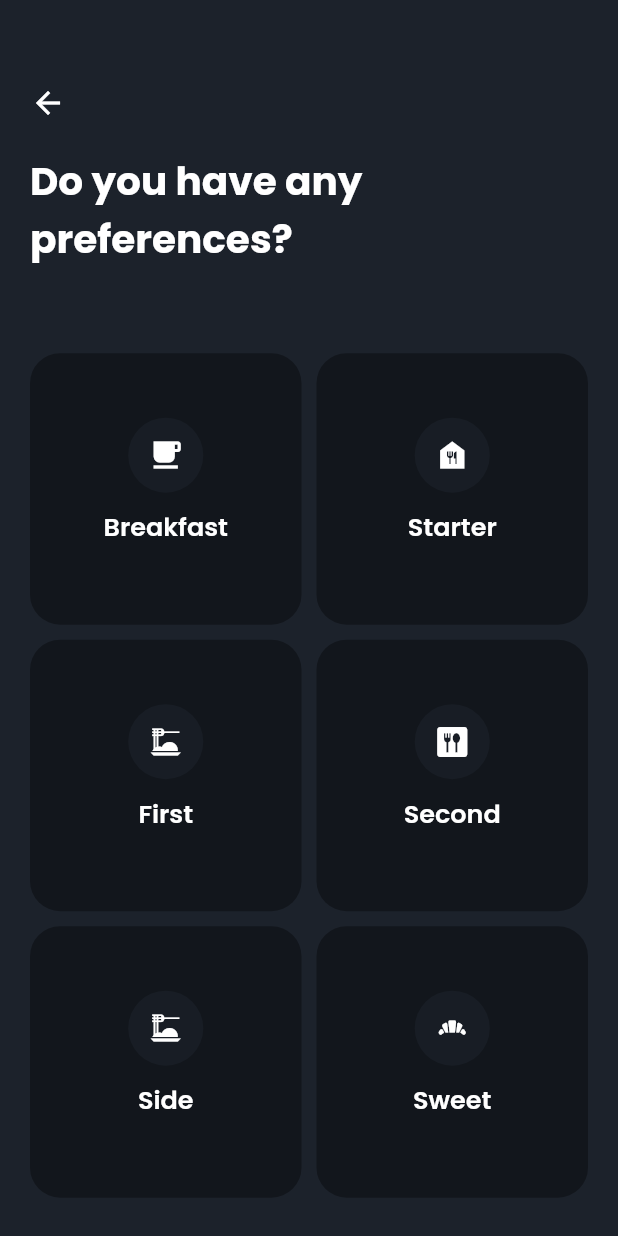
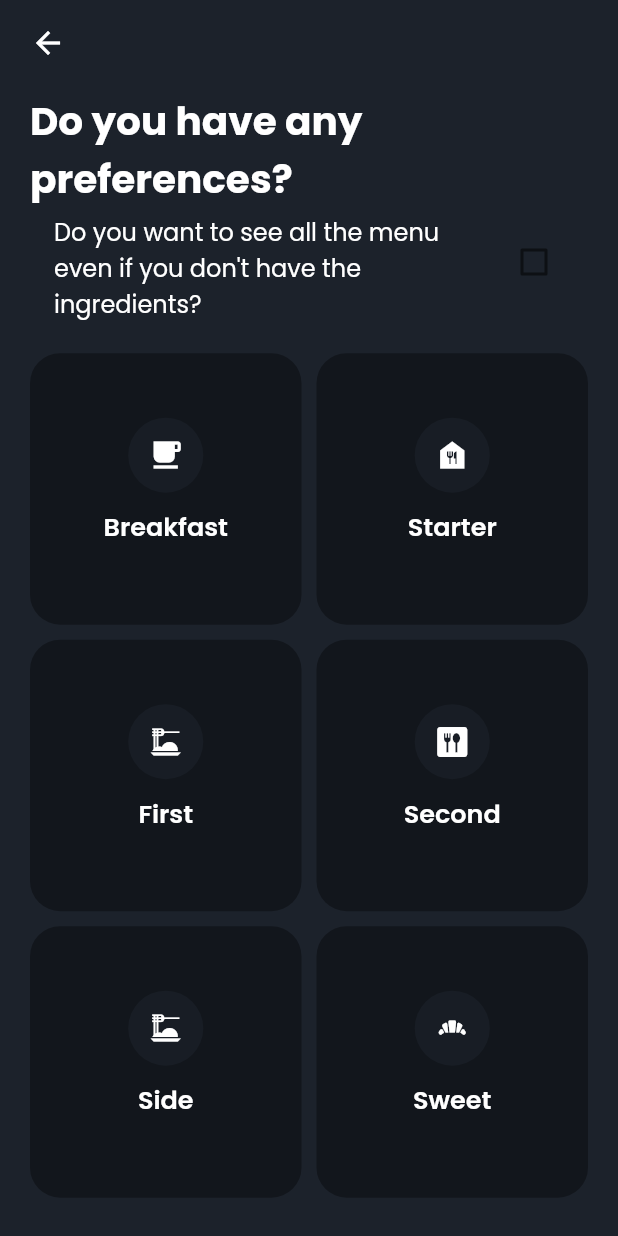
Before and after one commit to mitegj/food_match, a Flutter app: the screen it shows once a user with an empty profile is signed in, after a tap on the "filter alt" icon, on a phone screen of 412 x 824 dp. Run offline on Flutter 3.47's test engine with Material 2 defaults, Android fonts, the phone set to English and light mode, and no system bars; our stand-ins replace cloud_firestore, firebase_auth, firebase_core, firebase_remote_config, fl_chart, flutter_local_notifications and 13 more; accounts and stored records are empty.

Commit message:
20 22 vedi tutti i menu

```diff
--- a/lib/controllers/auth_controller.dart
+++ b/lib/controllers/auth_controller.dart
@@ -7,7 +7,6 @@
 import 'package:flutter/material.dart';
 import 'package:get/get.dart';
 import 'package:google_sign_in/google_sign_in.dart';
-import 'package:morning_brief/controllers/ingredient_controller.dart';
 import 'package:morning_brief/models/user_model.dart';
 import 'package:morning_brief/screens/homepage.dart';
 import 'package:morning_brief/screens/onboarding.dart';
--- a/lib/controllers/menu_controller.dart
+++ b/lib/controllers/menu_controller.dart
@@ -2,6 +2,7 @@
 import 'package:get/get.dart';
 import 'package:morning_brief/controllers/saved_menu_controller.dart';
 import 'package:morning_brief/enum/dish_type_enum.dart';
+import 'package:morning_brief/models/menu_ingredients_model.dart';
 import 'package:morning_brief/models/menu_model.dart';
 import 'package:morning_brief/services/menu_database.dart';
 import 'package:morning_brief/widgets/home/confirm_cooked.dart';
@@ -15,7 +16,7 @@
   Rxn<List<MenuModel>> menuList = Rxn<List<MenuModel>>().obs();
   List<MenuModel>? get menus => menuList.value.obs();
   int limit = 30;
-  RxBool hasOtherMenu = true.obs;
+  RxBool hasOtherMenuBool = true.obs;
   set menus(List<MenuModel>? value) {
     menus?.clear();
   }
@@ -130,4 +131,51 @@
       );
     }
   }
+
+
+
+
+  bool isUserAllergic(MenuModel menu, List<String> userAllergies) {
+    bool isUserAllergic = false;
+    menu.allergies.forEach((al) {
+      if (userAllergies.contains(al)) isUserAllergic = true;
+    });
+
+    return isUserAllergic;
+  }
+
+  bool userHasIngredients(MenuModel menu, List<String> userIngredients) {
+    bool hasUserIngredients = false;
+    for (MenuIngredientModel? ing in menu.ingredients) {
+      if (userIngredients.contains(ing?.id)) {
+        hasUserIngredients = true;
+      } else {
+        hasUserIngredients = false;
+        break;
+      }
+    }
+    return hasUserIngredients;
+  }
+
+  List<String> getUserIngredientsList(List<String> userIngredients) {
+    List<String> ing = [];
+    userIngredients.forEach((el) {
+      ing.add(el);
+    });
+    return ing;
+  }
+
+
+  Future<void> hasOtherMenu(int len) async {
+    SharedPreferences prefs = await SharedPreferences.getInstance();
+    int menuLength = prefs.getInt("menuLength") ?? 0;
+
+
+    if (len != 0) if (len == menuLength) {
+      hasOtherMenuBool.value = false;
+    } else if (len > menuLength) {
+      hasOtherMenuBool.value = false;
+      prefs.setInt("menuLength", len);
+    }
+  }
 }
--- a/lib/dictionary/dictionary.dart
+++ b/lib/dictionary/dictionary.dart
@@ -141,6 +141,8 @@
               "Based on the dinner time you select, we will notify you with a notification to entice you to get in the kitchen!",
           "WELCOME": "Welcome",
           "5STAR": "Support us with 5 Stars",
+          "DOYOUWHANTALLMENU":
+              "Do you want to see all the menu even if you don't have the ingredients?"
         },
         "it_IT": {
           "HELLO": "Ciao",
@@ -281,7 +283,9 @@
           "STEP2LABEL2":
               "In base all'orario di cena che selezionerai, ti avviseremo con una notifica per invogliarti a metterti ai fornelli!",
           "WELCOME": "Benvenuto",
-          "5STAR": "Supportaci con 5 Stelle"
+          "5STAR": "Supportaci con 5 Stelle",
+          "DOYOUWHANTALLMENU":
+              "Vuoi vedere tutti i menu anche se non hai gli ingredienti?"
         },
       };
 }
--- a/lib/screens/saved_menu.dart
+++ b/lib/screens/saved_menu.dart
@@ -16,8 +16,6 @@
   SavedMenuPage({Key? key}) : super(key: key);
 
   IngredientController ingController = IngredientController.instance;
-
-
 
   @override
   Widget build(BuildContext context) {
@@ -41,6 +39,7 @@
                               ingredients: ingController.ingredients,
                               menu: _menuController.menus![index],
                               savedMenu: true,
+                              isCookable: _menuController.userHasIngredients(_menuController.menus![index], ingController.userIngredients ?? []),
                             )));
                   }))),
         )
--- a/lib/services/menu_database.dart
+++ b/lib/services/menu_database.dart
@@ -8,46 +8,20 @@
 import 'package:morning_brief/models/menu_ingredients_model.dart';
 import 'package:morning_brief/models/menu_model.dart';
 import 'package:morning_brief/utils/conf.dart';
+import 'package:morning_brief/widgets/filter/filters.dart';
+import 'package:morning_brief/widgets/filter/filters_body.dart';
 import 'package:shared_preferences/shared_preferences.dart';
 
 class DatabaseMenu {
   final FirebaseFirestore _firestore = FirebaseFirestore.instance;
   final Conf conf = new Conf();
 
-  bool isUserAllergic(MenuModel menu, List<String> userAllergies) {
-    bool isUserAllergic = false;
-    menu.allergies.forEach((al) {
-      if (userAllergies.contains(al)) isUserAllergic = true;
-    });
-
-    return isUserAllergic;
-  }
-
-  bool userHasIngredients(MenuModel menu, List<String> userIngredients) {
-    bool hasUserIngredients = false;
-    for (MenuIngredientModel? ing in menu.ingredients) {
-      if (userIngredients.contains(ing?.id)) {
-        hasUserIngredients = true;
-      } else {
-        hasUserIngredients = false;
-        break;
-      }
-    }
-    return hasUserIngredients;
-  }
-
-  List<String> getUserIngredientsList(List<String> userIngredients) {
-    List<String> ing = [];
-    userIngredients.forEach((el) {
-      ing.add(el);
-    });
-    return ing;
-  }
-
   Stream<List<MenuModel>> menuStream(List<int> filters, int limit) {
     try {
       IngredientController _ingController;
       AllergyController _allergyController;
+
+      MenuController _menuController;
       try {
         _ingController = IngredientController.instance;
       } catch (e) {
@@ -58,6 +32,12 @@
         _allergyController = AllergyController.instance;
       } catch (e) {
         _allergyController = Get.put<AllergyController>(AllergyController());
+      }
+
+      try {
+        _menuController = MenuController.instance;
+      } catch (e) {
+        _menuController = Get.put<MenuController>(MenuController());
       }
       //userIngredientList.bindStream(DatabaseMenu().userInventoryStream());
 
@@ -72,14 +52,16 @@
         List<MenuModel> retVal = [];
         for (var element in query.docs) {
           MenuModel menu = MenuModel.fromDocumentSnapshot(element);
-          if (!isUserAllergic(menu, _allergyController.userAllergies ?? [])) {
-            if (userHasIngredients(
-                menu, _ingController.userIngredients ?? [])) {
+
+          if (!_menuController.isUserAllergic(menu, _allergyController.userAllergies ?? [])) {
+            if (FiltersPage.getAllMenus.value ||
+                _menuController.userHasIngredients(
+                    menu, _ingController.userIngredients ?? [])) {
               retVal.add(menu);
             }
           }
         }
-        hasOtherMenu(retVal.length);
+        _menuController.hasOtherMenu(retVal.length);
         return retVal;
       });
     } catch (e) {
@@ -93,24 +75,6 @@
     }
   }
 
-  Future<void> hasOtherMenu(int len) async {
-    SharedPreferences prefs = await SharedPreferences.getInstance();
-    int menuLength = prefs.getInt("menuLength") ?? 0;
-
-    MenuController _menuController;
-    try {
-      _menuController = MenuController.instance;
-    } catch (e) {
-      _menuController = Get.put<MenuController>(MenuController());
-    }
-
-    if (len != 0) if (len == menuLength) {
-      _menuController.hasOtherMenu.value = false;
-    } else if (len > menuLength) {
-      _menuController.hasOtherMenu.value = false;
-      prefs.setInt("menuLength", len);
-    }
-  }
 
   Stream<List<MenuModel>> savedMenuStream(int limit) {
     try {
--- a/lib/widgets/filter/filters.dart
+++ b/lib/widgets/filter/filters.dart
@@ -1,12 +1,16 @@
 import 'package:get/get.dart';
 import 'package:google_fonts/google_fonts.dart';
 import 'package:flutter/material.dart';
+import 'package:morning_brief/controllers/menu_controller.dart';
 import 'package:morning_brief/utils/UIColors.dart';
 import 'package:morning_brief/widgets/filter/filters_body.dart';
 import 'package:morning_brief/widgets/global_input/arrow_header.dart';
 
 class FiltersPage extends StatelessWidget {
   FiltersPage({Key? key}) : super(key: key);
+
+  static RxBool getAllMenus = false.obs;
+
   @override
   Widget build(BuildContext context) {
     var theme = Theme.of(context);
@@ -40,6 +44,28 @@
                                 fontWeight: FontWeight.w700)),
                       ),
                     ),
+                    Obx(
+                      () => CheckboxListTile(
+                        checkColor: UIColors.green,
+                        activeColor: UIColors.green,
+                        title: Text(
+                          "DOYOUWHANTALLMENU".tr,
+                          style: GoogleFonts.poppins(
+                              color: Colors.white,
+                              fontWeight: FontWeight.normal),
+                        ),
+                        value: getAllMenus.value,
+
+                        onChanged: (newValue) {
+                          getAllMenus.value = !getAllMenus.value;
+
+                          MenuController.instance
+                              .getMenuList(FilterBody.listFilters);
+                        },
+                        controlAffinity: ListTileControlAffinity
+                            .trailing, //  <-- leading Checkbox
+                      ),
+                    )
                   ],
                 ),
               )),
--- a/lib/widgets/filter/filters_body.dart
+++ b/lib/widgets/filter/filters_body.dart
@@ -9,6 +9,7 @@
   FilterBody({Key? key}) : super(key: key);
 
   static RxList<int> listFilters = RxList<int>().obs();
+
   List<Widget> getFilters() {
     List<Widget> filters = [];
     DishType.values.forEach((el) {
--- a/lib/widgets/home/home_body.dart
+++ b/lib/widgets/home/home_body.dart
@@ -55,6 +55,7 @@
                                         ingredients: ingController.ingredients,
                                         menu: _menuController.menus![index],
                                         savedMenu: false,
+                                        isCookable: _menuController.userHasIngredients(_menuController.menus![index], ingController.userIngredients ?? [])
                                       )));
                             }),
                         SizedBox(
@@ -76,7 +77,7 @@
   }
 
   Widget showOtherButton() {
-    return Obx(() => MenuController.instance.hasOtherMenu.value
+    return Obx(() => MenuController.instance.hasOtherMenuBool.value
         ? InkWell(
             onTap: () => {
               _menuController.incrementLimitMultiplier(),
--- a/lib/widgets/home/menu_tile.dart
+++ b/lib/widgets/home/menu_tile.dart
@@ -14,11 +14,13 @@
       {Key? key,
       required this.menu,
       required this.ingredients,
-      required this.savedMenu})
+      required this.savedMenu,
+      required this.isCookable})
       : super(key: key);
   final MenuModel menu;
   final List<IngredientModel>? ingredients;
   final bool savedMenu;
+  final bool isCookable;
 
   @override
   Widget build(BuildContext context) {
@@ -118,7 +120,7 @@
                             style: GoogleFonts.poppins(
                                 fontSize: 16,
                                 fontWeight: FontWeight.w400,
-                                color: Colors.black),
+                                color: isCookable ?  Colors.black : Colors.red),
                           ),
                         ),
                       ],
```
